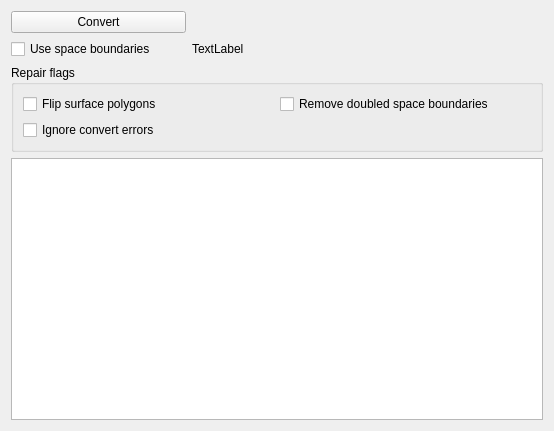
This is externals/IFCImportPlugin/src/ImportWPConvert.ui in hirseboy/IFC-Import-Plugin as Qt 5 draws it before an edit. The edited form follows.
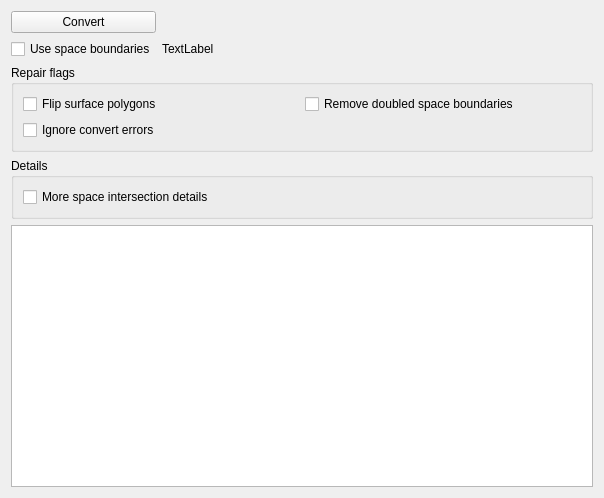
This is the edited form.

Patch:
```diff
--- a/externals/IFCImportPlugin/src/ImportWPConvert.ui
+++ b/externals/IFCImportPlugin/src/ImportWPConvert.ui
@@ -6,14 +6,14 @@
    <rect>
     <x>0</x>
     <y>0</y>
-    <width>554</width>
-    <height>431</height>
+    <width>604</width>
+    <height>498</height>
    </rect>
   </property>
   <property name="windowTitle">
    <string>Convert IFC into VICUS</string>
   </property>
-  <layout class="QGridLayout" name="gridLayout" columnstretch="0,0,0">
+  <layout class="QGridLayout" name="gridLayout">
    <item row="0" column="0">
     <widget class="QPushButton" name="pushButtonConvert">
      <property name="text">
@@ -21,7 +21,7 @@
      </property>
     </widget>
    </item>
-   <item row="0" column="1" colspan="2">
+   <item row="0" column="1">
     <spacer name="horizontalSpacer">
      <property name="orientation">
       <enum>Qt::Horizontal</enum>
@@ -41,36 +41,19 @@
      </property>
     </widget>
    </item>
-   <item row="3" column="0" colspan="3">
-    <widget class="QTextEdit" name="textEdit"/>
-   </item>
-   <item row="1" column="1" colspan="2">
+   <item row="1" column="1">
     <widget class="QLabel" name="labelSBDescription">
      <property name="text">
       <string>TextLabel</string>
      </property>
     </widget>
    </item>
-   <item row="2" column="0" colspan="3">
+   <item row="2" column="0" colspan="2">
     <widget class="QGroupBox" name="groupBox">
      <property name="title">
       <string>Repair flags</string>
      </property>
      <layout class="QGridLayout" name="gridLayout_2">
-      <item row="0" column="1">
-       <widget class="QCheckBox" name="checkBoxRemoveDoubleSBs">
-        <property name="text">
-         <string>Remove doubled space boundaries</string>
-        </property>
-       </widget>
-      </item>
-      <item row="0" column="0">
-       <widget class="QCheckBox" name="checkBoxFlipSurfacePolygons">
-        <property name="text">
-         <string>Flip surface polygons</string>
-        </property>
-       </widget>
-      </item>
       <item row="1" column="0">
        <widget class="QCheckBox" name="checkBoxIgnorErrors">
         <property name="toolTip">
@@ -80,6 +63,52 @@
          <string>Ignore convert errors</string>
         </property>
        </widget>
+      </item>
+      <item row="0" column="1">
+       <widget class="QCheckBox" name="checkBoxRemoveDoubleSBs">
+        <property name="text">
+         <string>Remove doubled space boundaries</string>
+        </property>
+       </widget>
+      </item>
+      <item row="0" column="0">
+       <widget class="QCheckBox" name="checkBoxFlipSurfacePolygons">
+        <property name="text">
+         <string>Flip surface polygons</string>
+        </property>
+       </widget>
+      </item>
+     </layout>
+    </widget>
+   </item>
+   <item row="4" column="0" colspan="2">
+    <widget class="QTextEdit" name="textEdit"/>
+   </item>
+   <item row="3" column="0" colspan="2">
+    <widget class="QGroupBox" name="groupBox_2">
+     <property name="title">
+      <string>Details</string>
+     </property>
+     <layout class="QGridLayout" name="gridLayout_3">
+      <item row="0" column="0">
+       <widget class="QCheckBox" name="checkBoxSpaceIntersectionDetails">
+        <property name="text">
+         <string>More space intersection details</string>
+        </property>
+       </widget>
+      </item>
+      <item row="0" column="1">
+       <spacer name="horizontalSpacer_2">
+        <property name="orientation">
+         <enum>Qt::Horizontal</enum>
+        </property>
+        <property name="sizeHint" stdset="0">
+         <size>
+          <width>389</width>
+          <height>20</height>
+         </size>
+        </property>
+       </spacer>
       </item>
      </layout>
     </widget>
```
